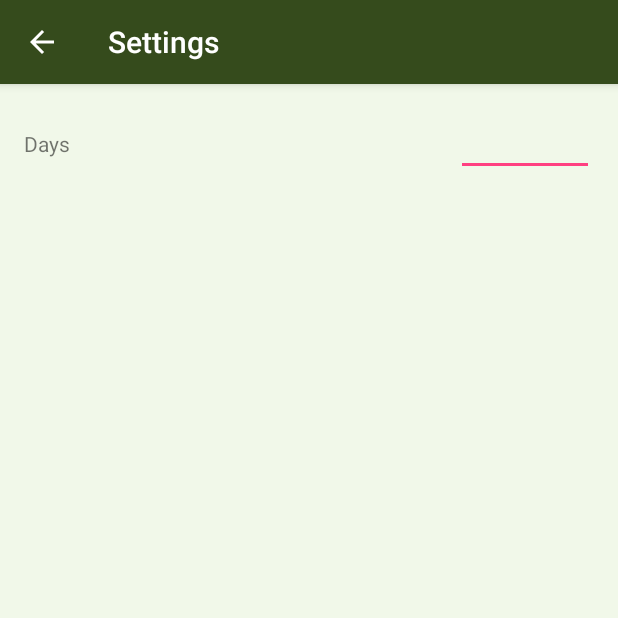
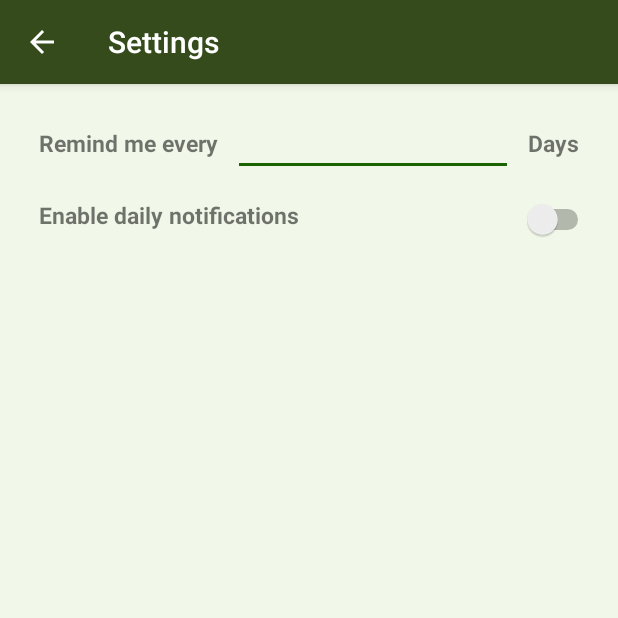
Before and after one commit to PadaliaRushabh/remembertocall, an Android app: the SettingActivity screen opened directly, with no data from a screen before it, on a phone screen of 412 x 824 dp, the top half of it. Run offline under Robolectric (Android 15) with nearby library versions, the phone set to English and light mode, and no system bars.

Commit message:
setting activity design update

```diff
--- a/app/src/main/res/layout/activity_setting.xml
+++ b/app/src/main/res/layout/activity_setting.xml
@@ -1,5 +1,5 @@
 <?xml version="1.0" encoding="utf-8"?>
-<RelativeLayout xmlns:android="http://schemas.android.com/apk/res/android"
+<LinearLayout xmlns:android="http://schemas.android.com/apk/res/android"
     xmlns:tools="http://schemas.android.com/tools"
     android:layout_width="match_parent"
     android:layout_height="match_parent"
@@ -8,37 +8,88 @@
     android:paddingLeft="@dimen/activity_horizontal_margin"
     android:paddingRight="@dimen/activity_horizontal_margin"
     android:paddingTop="@dimen/activity_vertical_margin"
+    android:orientation="vertical"
     android:background="@color/appBackground">
 
     <LinearLayout
         android:layout_width="match_parent"
         android:layout_height="wrap_content"
         android:orientation="horizontal"
-        android:id="@+id/linearLayout">
+        android:id="@+id/linearLayout_1">
 
         <TextView
             android:layout_width="wrap_content"
             android:layout_height="wrap_content"
             android:text="@string/setting_label_reminder"
-            android:id="@+id/textView"
+            android:id="@+id/setting_remind_me"
             android:layout_below="@+id/linearLayout"
             android:layout_alignRight="@+id/linearLayout"
             android:layout_alignEnd="@+id/linearLayout"
-            android:layout_marginRight="257dp"
-            android:layout_marginEnd="257dp" />
+            android:fontFamily="@string/action_setting"
+            android:textSize="15dp"
+            android:layout_marginRight="10dp"
+            android:layout_marginLeft="10dp"
+            android:textStyle="normal|bold" />
 
         <EditText
-            android:layout_width="match_parent"
+            android:layout_width="wrap_content"
             android:layout_height="wrap_content"
             android:inputType="numberSigned"
             android:ems="10"
             android:id="@+id/editText"
             android:layout_weight="1" />
 
+        <TextView
+            android:layout_width="wrap_content"
+            android:layout_height="wrap_content"
+            android:text="@string/setting_label_reminder_days"
+            android:id="@+id/setting_days"
+            android:layout_below="@+id/linearLayout"
+            android:layout_alignRight="@+id/linearLayout"
+            android:layout_alignEnd="@+id/linearLayout"
+            android:fontFamily="@string/action_setting"
+            android:textSize="15dp"
+            android:layout_marginRight="10dp"
+            android:layout_marginLeft="10dp"
+            android:textIsSelectable="true"
+            android:textStyle="normal|bold" />
+
+
+    </LinearLayout>
+
+
+    <LinearLayout
+        android:layout_width="match_parent"
+        android:layout_height="wrap_content"
+        android:orientation="horizontal"
+        android:layout_marginTop="15dp"
+        android:id="@+id/linearLayout_2">
+
+        <TextView
+            android:layout_width="wrap_content"
+            android:layout_height="wrap_content"
+            android:text="@string/setting_label_notification"
+            android:id="@+id/setting_notification"
+            android:layout_below="@+id/linearLayout"
+            android:layout_alignRight="@+id/linearLayout"
+            android:layout_alignEnd="@+id/linearLayout"
+            android:fontFamily="@string/action_setting"
+            android:textSize="15dp"
+            android:layout_marginRight="10dp"
+            android:layout_marginLeft="10dp"
+            android:textStyle="normal|bold"
+            android:enabled="true" />
+
+
+        <Switch
+            android:layout_width="match_parent"
+            android:layout_height="wrap_content"
+            android:id="@+id/switch_notification"
+            android:layout_gravity="right" />
+
 
     </LinearLayout>
 
 
 
-
-</RelativeLayout>
+</LinearLayout>
--- a/app/src/main/res/values/colors.xml
+++ b/app/src/main/res/values/colors.xml
@@ -2,6 +2,6 @@
 <resources>
     <color name="colorPrimary">#354b1c</color>
     <color name="colorPrimaryDark">#203512</color>
-    <color name="colorAccent">#FF4081</color>
+    <color name="colorAccent">#1b6303</color>
     <color name="appBackground">#F1F8E9</color>
 </resources>
--- a/app/src/main/res/values/strings.xml
+++ b/app/src/main/res/values/strings.xml
@@ -8,5 +8,8 @@
     <string name="preference_key_reminder">preference_key_reminder</string>
     <string name="setting_activity">Settings</string>
 
-    <string name="setting_label_reminder">Days</string>
+    <string name="setting_label_reminder">Remind me every</string>
+    <string name="setting_label_reminder_days">Days</string>
+
+    <string name="setting_label_notification">Enable daily notifications</string>
 </resources>
```
